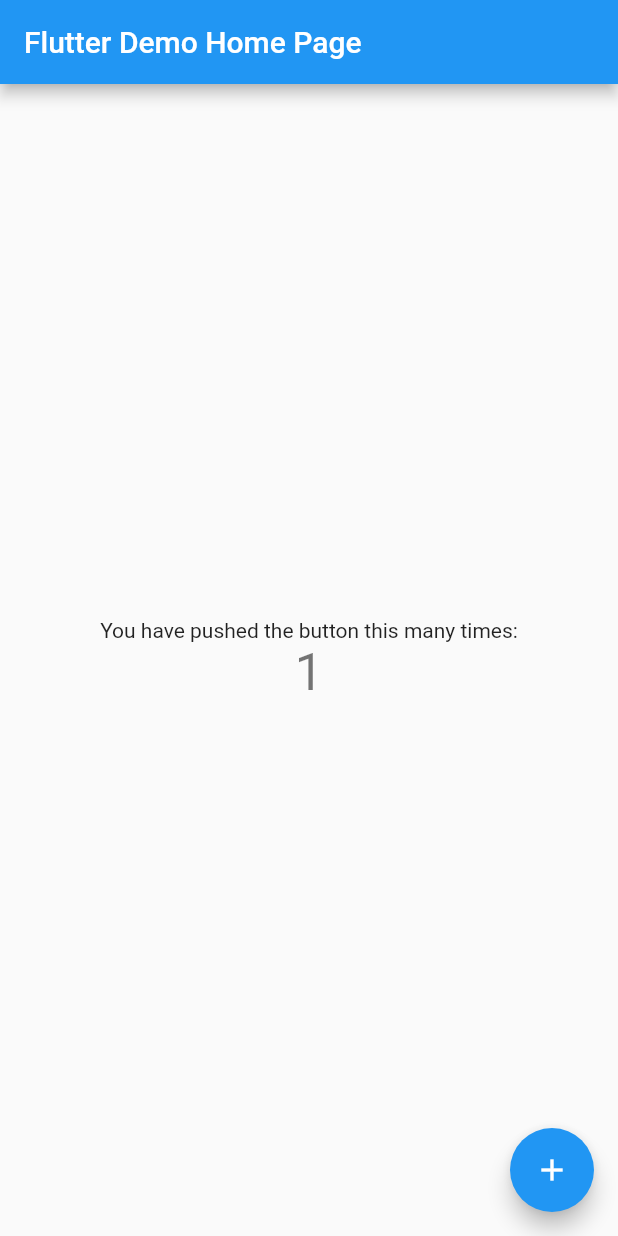
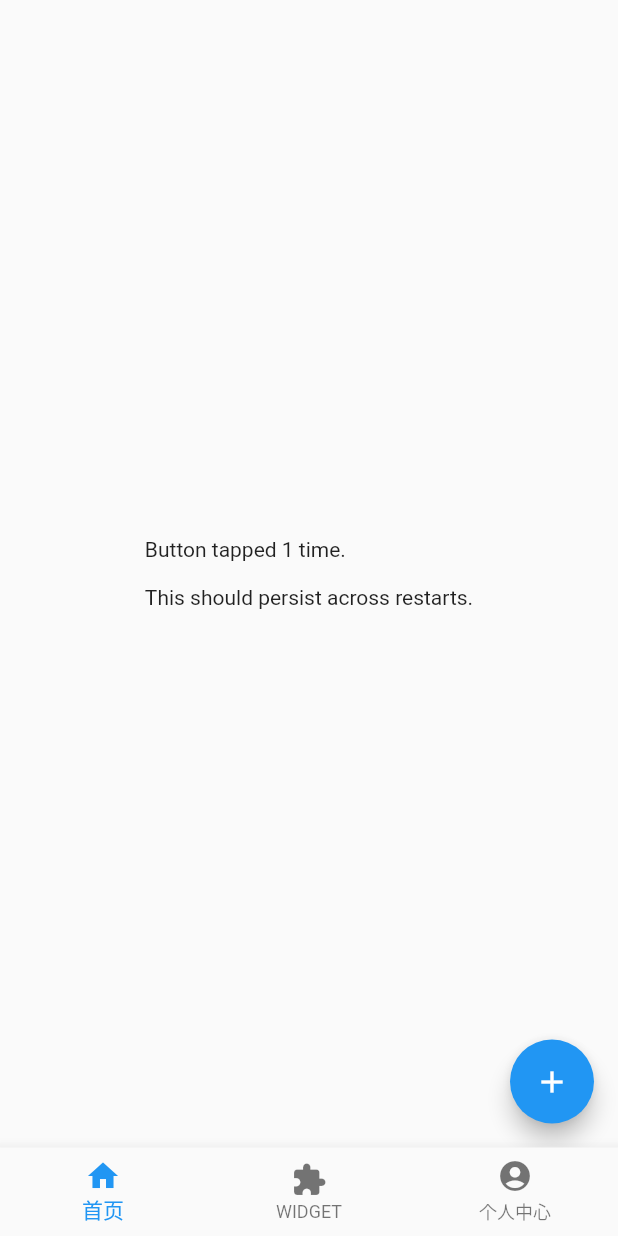
Before and after one commit to sincerefly/appbase, a Flutter app: the screen it shows after launch, after a tap on the "add" icon, on a phone screen of 412 x 824 dp. Run offline on Flutter 3.47's test engine with Material 2 defaults, Android fonts, the phone set to English and light mode, and no system bars; our stand-ins replace shared_preferences.

Commit message:
Add icon bottom bar
using BottomNavigationBar widget with flutter Icon widget

```diff
--- a/lib/main.dart
+++ b/lib/main.dart
@@ -1,4 +1,7 @@
 import 'package:flutter/material.dart';
+import 'package:shared_preferences/shared_preferences.dart';
+
+import 'package:appbase/views/home.dart';
 
 void main() {
   runApp(MyApp());
@@ -11,19 +14,7 @@ class MyApp extends StatelessWidget {
     return MaterialApp(
       title: 'Flutter Demo',
       theme: ThemeData(
-        // This is the theme of your application.
-        //
-        // Try running your application with "flutter run". You'll see the
-        // application has a blue toolbar. Then, without quitting the app, try
-        // changing the primarySwatch below to Colors.green and then invoke
-        // "hot reload" (press "r" in the console where you ran "flutter run",
-        // or simply save your changes to "hot reload" in a Flutter IDE).
-        // Notice that the counter didn't reset back to zero; the application
-        // is not restarted.
         primarySwatch: Colors.blue,
-        // This makes the visual density adapt to the platform that you run
-        // the app on. For desktop platforms, the controls will be smaller and
-        // closer together (more dense) than on mobile platforms.
         visualDensity: VisualDensity.adaptivePlatformDensity,
       ),
       home: MyHomePage(title: 'Flutter Demo Home Page'),
@@ -34,84 +25,56 @@ class MyApp extends StatelessWidget {
 class MyHomePage extends StatefulWidget {
   MyHomePage({Key key, this.title}) : super(key: key);
 
-  // This widget is the home page of your application. It is stateful, meaning
-  // that it has a State object (defined below) that contains fields that affect
-  // how it looks.
-
-  // This class is the configuration for the state. It holds the values (in this
-  // case the title) provided by the parent (in this case the App widget) and
-  // used by the build method of the State. Fields in a Widget subclass are
-  // always marked "final".
-
   final String title;
 
   @override
-  _MyHomePageState createState() => _MyHomePageState();
+  createState() => _MyHomePageState();
 }
 
 class _MyHomePageState extends State<MyHomePage> {
-  int _counter = 0;
+  Future<SharedPreferences> _prefs = SharedPreferences.getInstance();
+  Future<int> _counter;
 
-  void _incrementCounter() {
-    setState(() {
-      // This call to setState tells the Flutter framework that something has
-      // changed in this State, which causes it to rerun the build method below
-      // so that the display can reflect the updated values. If we changed
-      // _counter without calling setState(), then the build method would not be
-      // called again, and so nothing would appear to happen.
-      _counter++;
+  // Future<void> _incrementCounter() async {
+  //   final SharedPreferences prefs = await _prefs;
+  //   final int counter = (prefs.getInt('counter') ?? 0) + 1;
+
+  //   setState(() {
+  //     _counter = prefs.setInt("counter", counter).then((bool success) {
+  //       return counter;
+  //     });
+  //   });
+  // }
+
+  @override
+  void initState() {
+    super.initState();
+    _counter = _prefs.then((SharedPreferences prefs) {
+      return (prefs.getInt('counter') ?? 0);
     });
   }
 
   @override
   Widget build(BuildContext context) {
-    // This method is rerun every time setState is called, for instance as done
-    // by the _incrementCounter method above.
-    //
-    // The Flutter framework has been optimized to make rerunning build methods
-    // fast, so that you can just rebuild anything that needs updating rather
-    // than having to individually change instances of widgets.
     return Scaffold(
-      appBar: AppBar(
-        // Here we take the value from the MyHomePage object that was created by
-        // the App.build method, and use it to set our appbar title.
-        title: Text(widget.title),
-      ),
       body: Center(
-        // Center is a layout widget. It takes a single child and positions it
-        // in the middle of the parent.
-        child: Column(
-          // Column is also a layout widget. It takes a list of children and
-          // arranges them vertically. By default, it sizes itself to fit its
-          // children horizontally, and tries to be as tall as its parent.
-          //
-          // Invoke "debug painting" (press "p" in the console, choose the
-          // "Toggle Debug Paint" action from the Flutter Inspector in Android
-          // Studio, or the "Toggle Debug Paint" command in Visual Studio Code)
-          // to see the wireframe for each widget.
-          //
-          // Column has various properties to control how it sizes itself and
-          // how it positions its children. Here we use mainAxisAlignment to
-          // center the children vertically; the main axis here is the vertical
-          // axis because Columns are vertical (the cross axis would be
-          // horizontal).
-          mainAxisAlignment: MainAxisAlignment.center,
-          children: <Widget>[
-            Text(
-              'You have pushed the button this many times:',
-            ),
-            Text(
-              '$_counter',
-              style: Theme.of(context).textTheme.headline4,
-            ),
-          ],
+        child: FutureBuilder<int>(
+          future: _counter,
+          builder: (BuildContext context, AsyncSnapshot<int> snapshot) {
+            switch (snapshot.connectionState) {
+              case ConnectionState.waiting:
+                return const CircularProgressIndicator();
+              default:
+                if (snapshot.hasError) {
+                  return Text('Error: ${snapshot.error}');
+                } else {
+                  // return AppPage(_userInfo);
+                  return AppPage();
+                }
+            }
+          },
         ),
       ),
-      floatingActionButton: FloatingActionButton(
-        onPressed: _incrementCounter,
-        tooltip: 'Increment',
-        child: Icon(Icons.add),
-      ), // This trailing comma makes auto-formatting nicer for build methods.
     );
   }
 }
--- /dev/null
+++ b/lib/views/first_page/first_page.dart
@@ -0,0 +1,65 @@
+import 'package:flutter/material.dart';
+import 'package:shared_preferences/shared_preferences.dart';
+
+class FirstPage extends StatefulWidget {
+  @override
+  FirstPageState createState() => new FirstPageState();
+}
+
+class FirstPageState extends State<FirstPage>
+    with AutomaticKeepAliveClientMixin {
+  @override
+  bool get wantKeepAlive => true;
+
+  Future<SharedPreferences> _prefs = SharedPreferences.getInstance();
+  Future<int> _counter;
+
+  Future<void> _incrementCounter() async {
+    final SharedPreferences prefs = await _prefs;
+    final int counter = (prefs.getInt('counter') ?? 0) + 1;
+
+    setState(() {
+      _counter = prefs.setInt("counter", counter).then((bool success) {
+        return counter;
+      });
+    });
+  }
+
+  @override
+  void initState() {
+    super.initState();
+    _counter = _prefs.then((SharedPreferences prefs) {
+      return (prefs.getInt('counter') ?? 0);
+    });
+  }
+
+  @override
+  Widget build(BuildContext context) {
+    super.build(context);
+    return Scaffold(
+      body: Center(
+          child: FutureBuilder<int>(
+              future: _counter,
+              builder: (BuildContext context, AsyncSnapshot<int> snapshot) {
+                switch (snapshot.connectionState) {
+                  case ConnectionState.waiting:
+                    return const CircularProgressIndicator();
+                  default:
+                    if (snapshot.hasError) {
+                      return Text('Error: ${snapshot.error}');
+                    } else {
+                      return Text(
+                        'Button tapped ${snapshot.data} time${snapshot.data == 1 ? '' : 's'}.\n\n'
+                        'This should persist across restarts.',
+                      );
+                    }
+                }
+              })),
+      floatingActionButton: FloatingActionButton(
+        onPressed: _incrementCounter,
+        tooltip: 'Increment',
+        child: const Icon(Icons.add),
+      ),
+    );
+  }
+}
--- /dev/null
+++ b/lib/views/home.dart
@@ -0,0 +1,80 @@
+import 'package:flutter/material.dart';
+import 'package:appbase/views/first_page/first_page.dart';
+import 'package:appbase/views/widget_page/widget_page.dart';
+import 'package:appbase/views/user_page/user_page.dart';
+
+class AppPage extends StatefulWidget {
+  // final UserInformation userInfo;
+  // AppPage(this.userInfo);
+
+  @override
+  State<StatefulWidget> createState() {
+    return _MyHomePageState();
+  }
+}
+
+class _MyHomePageState extends State<AppPage>
+    with SingleTickerProviderStateMixin {
+  bool isSearch = false;
+
+  List<Widget> _list = List();
+  int _currentIndex = 0;
+  List tabData = [
+    {'text': '首页', 'icon': Icon(Icons.home)},
+    {'text': 'WIDGET', 'icon': Icon(Icons.extension)},
+    {'text': '个人中心', 'icon': Icon(Icons.account_circle)},
+    // https://material.io/resources/icons/?style=baseline
+  ];
+  List<BottomNavigationBarItem> _myTabs = [];
+  String appBarTitle;
+
+  @override
+  void initState() {
+    super.initState();
+    // print('widget.userInfo    ${widget.userInfo}');
+
+    for (int i = 0; i < tabData.length; i++) {
+      _myTabs.add(BottomNavigationBarItem(
+        icon: tabData[i]['icon'],
+        title: Text(
+          tabData[i]['text'],
+        ),
+      ));
+    }
+    _list
+      ..add(FirstPage())
+      ..add(WidgetPage())
+      // ..add(UserPage(userInfo: widget.userInfo));
+      ..add(UserPage());
+  }
+
+  @override
+  void dispose() {
+    super.dispose();
+  }
+
+  @override
+  Widget build(BuildContext context) {
+    return new Scaffold(
+      // 使用 IndexedStack 来保持页面切换时的状态
+      body: IndexedStack(
+        index: _currentIndex,
+        children: _list,
+      ),
+      bottomNavigationBar: BottomNavigationBar(
+        items: _myTabs,
+        currentIndex: _currentIndex,
+        onTap: _itemTapped,
+        type: BottomNavigationBarType.fixed,
+        fixedColor: Theme.of(context).primaryColor,
+      ),
+    );
+  }
+
+  void _itemTapped(int index) {
+    setState(() {
+      _currentIndex = index;
+      appBarTitle = tabData[index]['text'];
+    });
+  }
+}
--- /dev/null
+++ b/lib/views/user_page/user_page.dart
@@ -0,0 +1,24 @@
+import 'package:flutter/material.dart';
+
+class UserPage extends StatefulWidget {
+  // final UserInformation userInfo;
+  // UserPage({Key key, this.userInfo}) : super(key: key);
+
+  @override
+  _UserPageState createState() => _UserPageState();
+}
+
+class _UserPageState extends State<UserPage> {
+  @override
+  Widget build(BuildContext context) {
+    // print(widget.userInfo);
+    return Scaffold(
+      body: Container(
+        // child: DrawerPage(
+        //   userInfo: widget.userInfo,
+        // ),
+        child: Text("user page"),
+      ),
+    );
+  }
+}
--- /dev/null
+++ b/lib/views/widget_page/widget_page.dart
@@ -0,0 +1,28 @@
+import 'package:flutter/material.dart';
+
+class WidgetPage extends StatefulWidget {
+  @override
+  SecondPageState createState() => new SecondPageState();
+}
+
+class SecondPageState extends State<WidgetPage>
+    with AutomaticKeepAliveClientMixin {
+  SecondPageState() : super();
+
+  @override
+  bool get wantKeepAlive => true;
+
+  @override
+  void initState() {
+    super.initState();
+  }
+
+  @override
+  Widget build(BuildContext context) {
+    super.build(context);
+    return Container(
+      color: Theme.of(context).backgroundColor,
+      child: Text("widget page"),
+    );
+  }
+}
--- a/pubspec.yaml
+++ b/pubspec.yaml
@@ -28,6 +28,7 @@ dependencies:
   # The following adds the Cupertino Icons font to your application.
   # Use with the CupertinoIcons class for iOS style icons.
   cupertino_icons: ^0.1.3
+  shared_preferences: ^0.5.10
 
 dev_dependencies:
   flutter_test:
```
Also changed, not shown: pubspec.lock.
